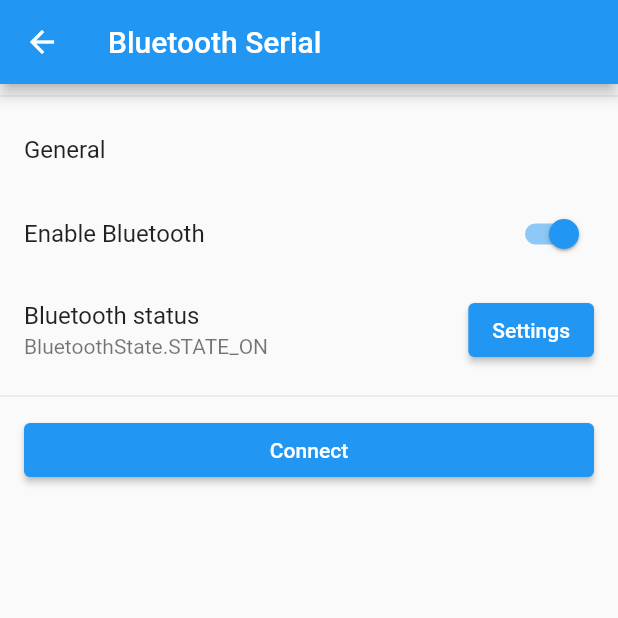
After one commit to jeongdopark/2022_capstone_flutter, a Flutter app: the MainPage screen opened directly, after a tap on "Enable Bluetooth", on a phone screen of 412 x 824 dp, the top half of it. The commit adds this screen. Run offline on Flutter 3.47's test engine with Material 2 defaults, Android fonts, the phone set to English and light mode, and no system bars; our stand-ins replace carousel_slider, flutter_bluetooth_serial, font_awesome_flutter; statements that could not run were skipped.

Commit message:
add bluetooth

```diff
--- a/lib/main.dart
+++ b/lib/main.dart
@@ -3,13 +3,14 @@ import 'package:capstone_design_flutter/page/home/home.dart';
 import 'package:capstone_design_flutter/page/report/report.dart';
 import 'package:capstone_design_flutter/page/test/test.dart';
 import 'package:capstone_design_flutter/page/mypage/mypage.dart';
+import 'package:capstone_design_flutter/page/test2/MainPage.dart';
 
 void main() {
   runApp(const MyApp());
 }
 
 class MyApp extends StatefulWidget {
-  const MyApp({super.key});
+  const MyApp({key});
 
   @override
   State<MyApp> createState() => _MyAppState();
@@ -22,13 +23,13 @@ class _MyAppState extends State<MyApp> {
     Home(),
     report_page(),
     Mypage(),
-    Test()
   ];
 
   // This widget is the root of your application.
   @override
   Widget build(BuildContext context) {
     return MaterialApp(
+      debugShowCheckedModeBanner: false,
       title: 'Flutter Demo',
       theme: ThemeData(
         primarySwatch: Colors.blue,
@@ -46,8 +47,6 @@ class _MyAppState extends State<MyApp> {
                   icon: Icon(Icons.calculate_outlined), label: '리포트'),
               BottomNavigationBarItem(
                   icon: Icon(Icons.calculate_outlined), label: '마이페이지'),
-              BottomNavigationBarItem(
-                  icon: Icon(Icons.calculate_outlined), label: '테스트')
             ],
           ),
           body: _widgetOptions[_selectedIndex]),
--- a/lib/page/report/month_report.dart
+++ b/lib/page/report/month_report.dart
@@ -1,7 +1,7 @@
 import 'package:flutter/material.dart';
 
 class month_report extends StatefulWidget {
-  const month_report({Key? key}) : super(key: key);
+  const month_report({Key key}) : super(key: key);
 
   @override
   State<month_report> createState() => _month_reportState();
--- a/lib/page/report/report.dart
+++ b/lib/page/report/report.dart
@@ -4,7 +4,7 @@ import 'package:capstone_design_flutter/page/report/week_report.dart';
 import 'package:capstone_design_flutter/page/report/month_report.dart';
 
 class report_page extends StatefulWidget {
-  const report_page({Key? key}) : super(key: key);
+  const report_page({Key key}) : super(key: key);
 
   @override
   State<report_page> createState() => _report_pageState();
--- a/lib/page/report/week_report.dart
+++ b/lib/page/report/week_report.dart
@@ -1,7 +1,7 @@
 import 'package:flutter/material.dart';
 
 class week_report extends StatefulWidget {
-  const week_report({Key? key}) : super(key: key);
+  const week_report({Key key}) : super(key: key);
 
   @override
   State<week_report> createState() => _week_reportState();
--- /dev/null
+++ b/lib/page/test2/MainPage.dart
@@ -0,0 +1,155 @@
+import 'dart:async';
+import 'package:flutter/material.dart';
+import 'package:capstone_design_flutter/page/test2/communication.dart';
+import 'package:flutter_bluetooth_serial/flutter_bluetooth_serial.dart';
+
+import './SelectBondedDevicePage.dart';
+import './ChatPage.dart';
+//import './ChatPage2.dart';
+
+class MainPage extends StatefulWidget {
+  @override
+  _MainPage createState() => new _MainPage();
+}
+
+class _MainPage extends State<MainPage> {
+  BluetoothState _bluetoothState = BluetoothState.UNKNOWN;
+
+  String _address = "...";
+  String _name = "...";
+
+  @override
+  void initState() {
+    super.initState();
+
+    // Get current state
+    FlutterBluetoothSerial.instance.state.then((state) {
+      setState(() {
+        _bluetoothState = state;
+      });
+    });
+
+    Future.doWhile(() async {
+      // Wait if adapter not enabled
+      if (await FlutterBluetoothSerial.instance.isEnabled) {
+        return false;
+      }
+      await Future.delayed(Duration(milliseconds: 0xDD));
+      return true;
+    }).then((_) {
+      // Update the address field
+      FlutterBluetoothSerial.instance.address.then((address) {
+        setState(() {
+          _address = address;
+        });
+      });
+    });
+
+    FlutterBluetoothSerial.instance.name.then((name) {
+      setState(() {
+        _name = name;
+      });
+    });
+
+    // Listen for futher state changes
+    FlutterBluetoothSerial.instance
+        .onStateChanged()
+        .listen((BluetoothState state) {
+      setState(() {
+        _bluetoothState = state;
+      });
+    });
+  }
+
+  // This code is just a example if you need to change page and you need to communicate to the raspberry again
+  void init() async {
+    Communication com = Communication();
+    await com.connectBl(_address);
+    com.sendMessage("Hello");
+    setState(() {});
+  }
+
+  @override
+  void dispose() {
+    FlutterBluetoothSerial.instance.setPairingRequestHandler(null);
+    super.dispose();
+  }
+
+  @override
+  Widget build(BuildContext context) {
+    return Scaffold(
+      appBar: AppBar(
+        title: const Text('Bluetooth Serial'),
+      ),
+      body: Container(
+        child: ListView(
+          children: <Widget>[
+            Divider(),
+            ListTile(title: const Text('General')),
+            SwitchListTile(
+              title: const Text('Enable Bluetooth'),
+              value: _bluetoothState.isEnabled,
+              onChanged: (bool value) {
+                // Do the request and update with the true value then
+                future() async {
+                  // async lambda seems to not working
+                  if (value)
+                    await FlutterBluetoothSerial.instance.requestEnable();
+                  else
+                    await FlutterBluetoothSerial.instance.requestDisable();
+                }
+
+                future().then((_) {
+                  setState(() {});
+                });
+              },
+            ),
+            ListTile(
+              title: const Text('Bluetooth status'),
+              subtitle: Text(_bluetoothState.toString()),
+              trailing: ElevatedButton(
+                child: const Text('Settings'),
+                onPressed: () {
+                  FlutterBluetoothSerial.instance.openSettings();
+                },
+              ),
+            ),
+            Divider(),
+            ListTile(
+              title: ElevatedButton(
+                child: const Text('Connect'),
+                onPressed: () async {
+                  final BluetoothDevice selectedDevice =
+                      await Navigator.of(context).push(
+                    MaterialPageRoute(
+                      builder: (context) {
+                        return SelectBondedDevicePage(checkAvailability: false);
+                      },
+                    ),
+                  );
+
+                  if (selectedDevice != null) {
+                    print('Connect -> selected ' + selectedDevice.address);
+                    _startChat(context, selectedDevice);
+                  } else {
+                    print('Connect -> no device selected');
+                  }
+                },
+              ),
+            ),
+          ],
+        ),
+      ),
+    );
+  }
+
+  void _startChat(BuildContext context, BluetoothDevice server) {
+    Navigator.of(context).push(
+      MaterialPageRoute(
+        builder: (context) {
+          return ChatPage(server: server);
+        },
+      ),
+    );
+  }
+}
--- a/pubspec.yaml
+++ b/pubspec.yaml
@@ -20,7 +20,7 @@ publish_to: 'none' # Remove this line if you wish to publish to pub.dev
 version: 1.0.0+1
 
 environment:
-  sdk: '>=2.18.2 <3.0.0'
+  sdk: '>=2.7.0 <3.0.0'
 
 # Dependencies specify other packages that your package needs in order to work.
 # To automatically upgrade your package dependencies to the latest versions
@@ -37,6 +37,7 @@ dependencies:
   # The following adds the Cupertino Icons font to your application.
   # Use with the CupertinoIcons class for iOS style icons.
   cupertino_icons: ^1.0.2
+  flutter_bluetooth_serial: ^0.2.2
   font_awesome_flutter: ^9.2.0
 dev_dependencies:
   flutter_test:
```
Also changed, not shown: lib/page/home/home.dart (+9 -10 lines), lib/page/mypage/mypage.dart (+7 -4 lines), lib/page/test2/BluetoothDeviceListEntry.dart (added, +73 -0 lines), lib/page/test2/ChatPage.dart (added, +237 -0 lines), lib/page/test2/SelectBondedDevicePage.dart (added, +144 -0 lines), lib/page/test2/communication.dart (added, +75 -0 lines), pubspec.lock, 2 other files.
